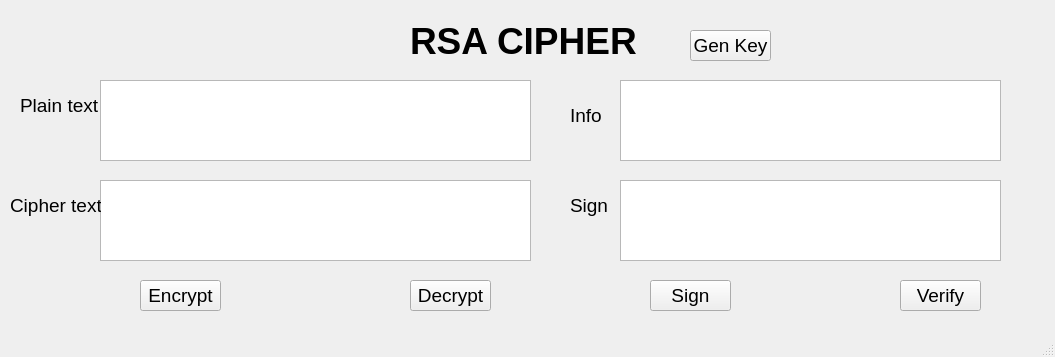
Above: Lab-03/ui/rsa.ui from ndpv1922005-prog/nguyendangphuongvy_2614 before the change. Below: the same form after it.
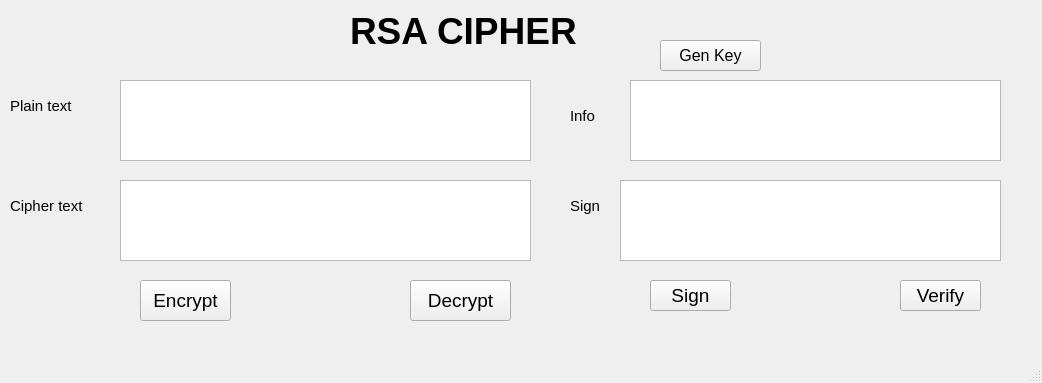
That is the form after the change.

```diff
--- a/Lab-03/ui/rsa.ui
+++ b/Lab-03/ui/rsa.ui
@@ -6,8 +6,8 @@
    <rect>
     <x>0</x>
     <y>0</y>
-    <width>1055</width>
-    <height>357</height>
+    <width>1042</width>
+    <height>383</height>
    </rect>
   </property>
   <property name="windowTitle">
@@ -17,9 +17,9 @@
    <widget class="QLabel" name="label">
     <property name="geometry">
      <rect>
-      <x>410</x>
-      <y>10</y>
-      <width>241</width>
+      <x>350</x>
+      <y>0</y>
+      <width>311</width>
       <height>61</height>
      </rect>
     </property>
@@ -37,15 +37,15 @@
    <widget class="QPushButton" name="btn_gen_keys">
     <property name="geometry">
      <rect>
-      <x>690</x>
-      <y>30</y>
-      <width>81</width>
+      <x>660</x>
+      <y>40</y>
+      <width>101</width>
       <height>31</height>
      </rect>
     </property>
     <property name="font">
      <font>
-      <pointsize>14</pointsize>
+      <pointsize>12</pointsize>
      </font>
     </property>
     <property name="text">
@@ -57,8 +57,8 @@
      <rect>
       <x>140</x>
       <y>280</y>
-      <width>81</width>
-      <height>31</height>
+      <width>91</width>
+      <height>41</height>
      </rect>
     </property>
     <property name="font">
@@ -75,8 +75,8 @@
      <rect>
       <x>410</x>
       <y>280</y>
-      <width>81</width>
-      <height>31</height>
+      <width>101</width>
+      <height>41</height>
      </rect>
     </property>
     <property name="font">
@@ -127,9 +127,9 @@
    <widget class="QTextEdit" name="txt_plain_text">
     <property name="geometry">
      <rect>
-      <x>100</x>
+      <x>120</x>
       <y>80</y>
-      <width>431</width>
+      <width>411</width>
       <height>81</height>
      </rect>
     </property>
@@ -137,9 +137,9 @@
    <widget class="QTextEdit" name="txt_cipher_text">
     <property name="geometry">
      <rect>
-      <x>100</x>
+      <x>120</x>
       <y>180</y>
-      <width>431</width>
+      <width>411</width>
       <height>81</height>
      </rect>
     </property>
@@ -147,9 +147,9 @@
    <widget class="QTextEdit" name="txt_info">
     <property name="geometry">
      <rect>
-      <x>620</x>
+      <x>630</x>
       <y>80</y>
-      <width>381</width>
+      <width>371</width>
       <height>81</height>
      </rect>
     </property>
@@ -167,7 +167,7 @@
    <widget class="QLabel" name="label_2">
     <property name="geometry">
      <rect>
-      <x>20</x>
+      <x>10</x>
       <y>90</y>
       <width>81</width>
       <height>31</height>
@@ -175,7 +175,7 @@
     </property>
     <property name="font">
      <font>
-      <pointsize>14</pointsize>
+      <pointsize>11</pointsize>
      </font>
     </property>
     <property name="text">
@@ -193,7 +193,7 @@
     </property>
     <property name="font">
      <font>
-      <pointsize>14</pointsize>
+      <pointsize>11</pointsize>
      </font>
     </property>
     <property name="text">
@@ -211,7 +211,7 @@
     </property>
     <property name="font">
      <font>
-      <pointsize>14</pointsize>
+      <pointsize>11</pointsize>
      </font>
     </property>
     <property name="text">
@@ -229,7 +229,7 @@
     </property>
     <property name="font">
      <font>
-      <pointsize>14</pointsize>
+      <pointsize>11</pointsize>
      </font>
     </property>
     <property name="text">
```
Left out of the diff: 4 changed lines with no effect on the pictures.
